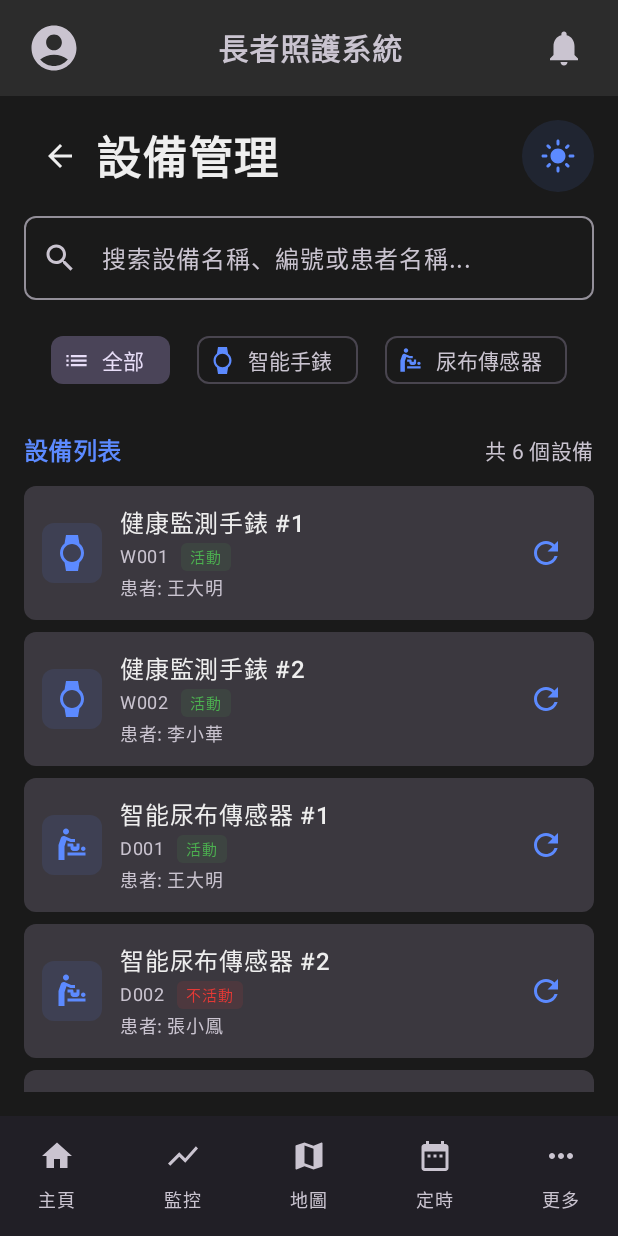
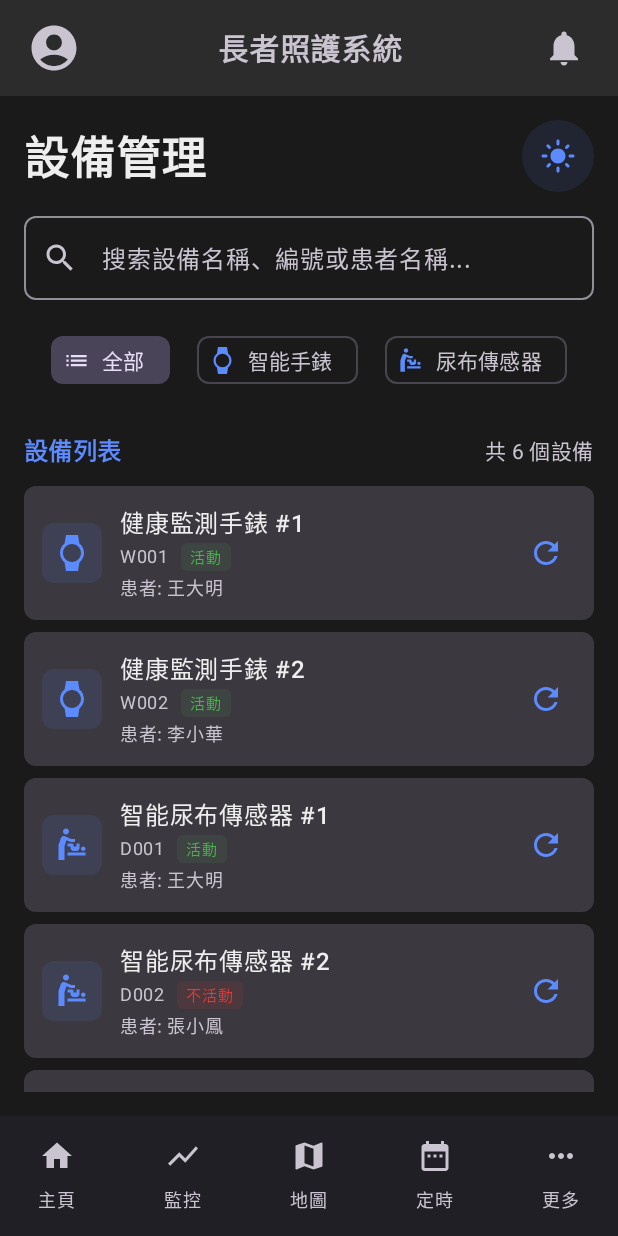
Before and after one commit to sam9407287/SeniorCarePlus, an Android app built with Jetpack Compose: the EquipmentManagementScreen screen opened through its navigation route, on a phone screen of 412 x 824 dp. Run offline under Robolectric (Android 15) with nearby library versions, the light colour scheme and no system bars.

Commit message:
Remove back buttons from Equipment Management and Notification screens

```diff
--- a/app/src/main/java/com/example/myapplication/ui/screens/EquipmentManagementScreen.kt
+++ b/app/src/main/java/com/example/myapplication/ui/screens/EquipmentManagementScreen.kt
@@ -211,18 +211,7 @@ fun EquipmentManagementScreen(navController: NavController) {
                     .padding(bottom = 16.dp),
                 verticalAlignment = Alignment.CenterVertically
             ) {
-                // 返回按钮
-                IconButton(
-                    onClick = { navController.navigateUp() },
-                    modifier = Modifier.size(48.dp)
-                ) {
-                    Icon(
-                        imageVector = Icons.AutoMirrored.Filled.ArrowBack,
-                        contentDescription = if (isChineseLanguage) "返回" else "Back",
-                        tint = MaterialTheme.colorScheme.onBackground,
-                        modifier = Modifier.size(24.dp)
-                    )
-                }
+                // 移除返回按钮
 
                 Text(
                     text = if (isChineseLanguage) "設備管理" else "Equipment Management",
```
Also changed, not shown: app/src/main/java/com/example/myapplication/ui/screens/NotificationScreen.kt (+1 -12 lines).
